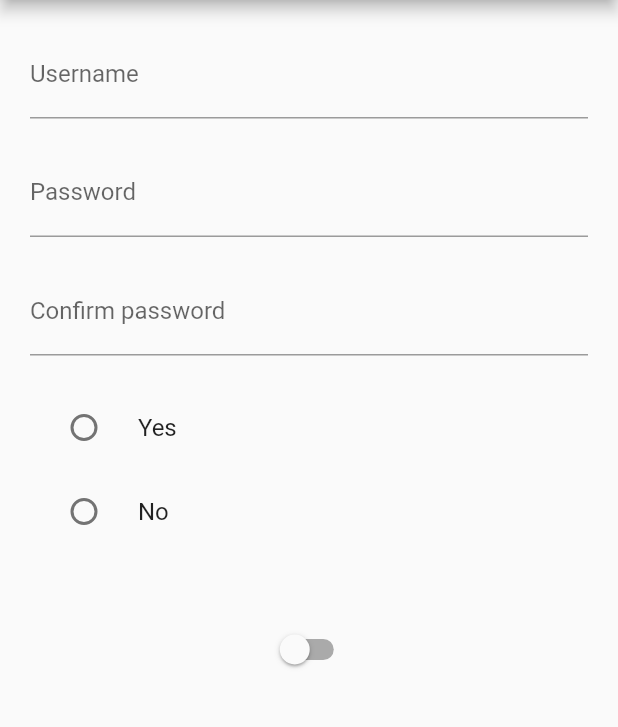
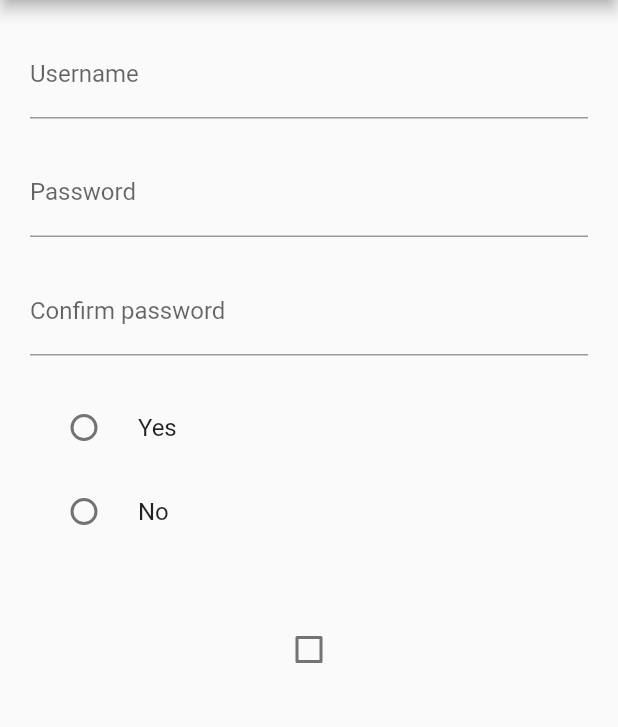
Before and after one commit to Calpoog/live_form, a Flutter app: the screen it shows after launch, on a phone screen of 412 x 824 dp, the part 84-811 px from its top. Run offline on Flutter 3.47's test engine with Material 2 defaults, Android fonts, the phone set to English and light mode, and no system bars; our stand-ins replace equatable, flutter_bloc.

```diff
--- a/example/lib/main.dart
+++ b/example/lib/main.dart
@@ -150,7 +150,7 @@ class MyApp extends StatelessWidget {
                         decoration: const InputDecoration(labelText: 'Age'),
                       ),
                     ),
-                    LiveSwitchFormField(control: form.toggle),
+                    LiveCheckboxFormField(control: form.toggle),
                     LiveError(control: form.toggle),
                     LiveDropdownButtonFormField(
                       control: form.fruit,
--- /dev/null
+++ b/lib/src/widgets/live_checkbox_form_field.dart
@@ -0,0 +1,30 @@
+import 'package:flutter/material.dart' hide FormFieldState;
+import 'package:flutter_bloc/flutter_bloc.dart';
+import 'package:live_form/live_form.dart';
+
+class LiveCheckboxFormField extends StatelessWidget {
+  final ToggleFormControl control;
+
+  const LiveCheckboxFormField({
+    super.key,
+    required this.control,
+  });
+
+  @override
+  Widget build(BuildContext context) {
+    return BlocConsumer<ToggleFormControl, FormControlState<bool>>(
+      bloc: control,
+      listenWhen: (previous, current) => current.isFirstError,
+      listener: (context, state) {
+        Scrollable.ensureVisible(context,
+            duration: const Duration(milliseconds: 300));
+      },
+      builder: (context, state) {
+        return Checkbox(
+          value: control.value,
+          onChanged: (value) => control.update(value ?? false),
+        );
+      },
+    );
+  }
+}
--- a/lib/src/widgets/widgets.dart
+++ b/lib/src/widgets/widgets.dart
@@ -1,5 +1,6 @@
 export 'conditional_form_field.dart';
 export 'form_cubit_provider.dart';
+export 'live_checkbox_form_field.dart';
 export 'live_dropdown_button_form_field.dart';
 export 'live_error.dart';
 export 'live_form_field.dart';
```
